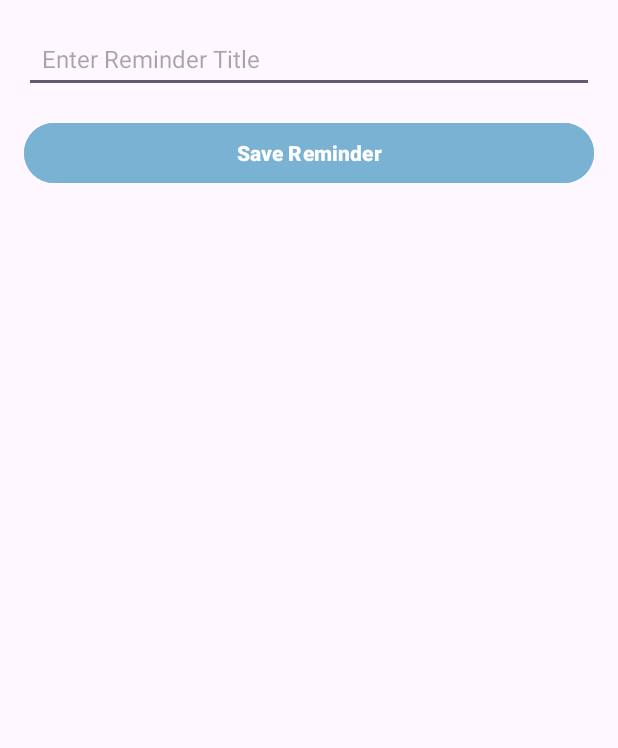
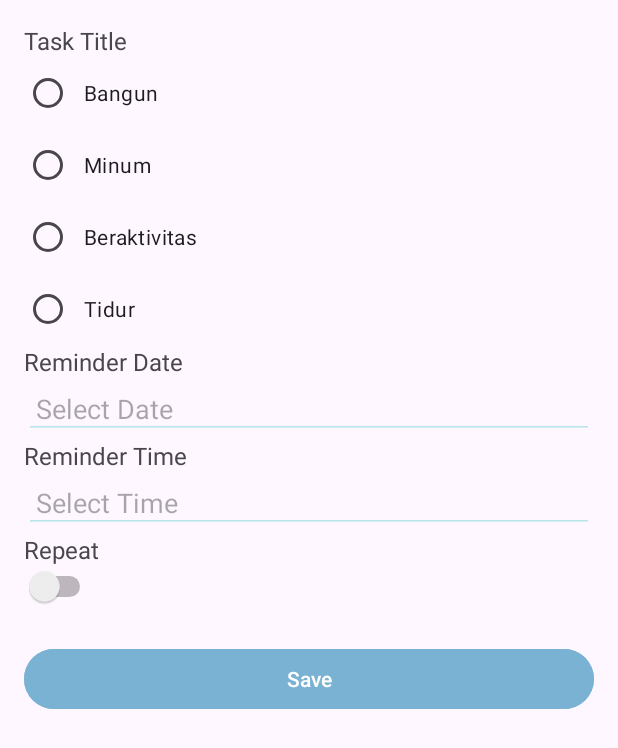
Before and after one commit to adyutaa/SeeHeart, an Android app built with Jetpack Compose: the layout activity_add_reminder.xml on its own in the app's theme, with its tools: preview values and no code run, on a phone screen of 412 x 824 dp. Shown: the top 748 px of the screen. Run offline under Robolectric (Android 15) with nearby library versions, the phone set to English and light mode, and no system bars; Roboto replaces fonts that are not available here.

Commit message:
configuration  activity_add_reminder.xml , activity_reminder.xml , ReminderAdapter.kt, ReminderItem.kt, and itself xml also

```diff
--- a/app/src/main/AndroidManifest.xml
+++ b/app/src/main/AndroidManifest.xml
@@ -30,7 +30,7 @@
         <!-- ReminderActivity -->
         <activity android:name=".ReminderActivity" />
 
-<!--        <activity android:name=".AddReminderActivity" />-->
+       <activity android:name=".AddReminderActivity" />
 
 
         <activity
--- a/app/src/main/res/layout/activity_add_reminder.xml
+++ b/app/src/main/res/layout/activity_add_reminder.xml
@@ -1,37 +1,136 @@
-<?xml version="1.0" encoding="utf-8"?>
 <androidx.constraintlayout.widget.ConstraintLayout
     xmlns:android="http://schemas.android.com/apk/res/android"
     xmlns:app="http://schemas.android.com/apk/res-auto"
+    xmlns:tools="http://schemas.android.com/tools"
     android:layout_width="match_parent"
     android:layout_height="match_parent"
-    android:padding="16dp">
+    android:padding="16dp"
+    tools:context=".AddReminderActivity">
 
-    <!-- Title Input -->
-    <EditText
-        android:id="@+id/editReminderTitle"
+    <!-- Task Title Radio Group -->
+    <TextView
+        android:id="@+id/tvTaskTitleLabel"
+        android:layout_width="wrap_content"
+        android:layout_height="wrap_content"
+        android:text="Task Title"
+        android:textSize="16sp"
+        android:layout_marginBottom="8dp"
+        app:layout_constraintTop_toTopOf="parent"
+        app:layout_constraintStart_toStartOf="parent" />
+
+    <RadioGroup
+        android:id="@+id/rgTaskTitle"
         android:layout_width="0dp"
         android:layout_height="wrap_content"
-        android:hint="Enter Reminder Title"
-        android:padding="12dp"
-
-        android:textSize="16sp"
-        app:layout_constraintTop_toTopOf="parent"
         app:layout_constraintStart_toStartOf="parent"
         app:layout_constraintEnd_toEndOf="parent"
-        app:layout_constraintHorizontal_bias="0.5" />
+        app:layout_constraintTop_toBottomOf="@id/tvTaskTitleLabel"
+        android:orientation="vertical">
+
+        <RadioButton
+            android:id="@+id/rbBangun"
+            android:layout_width="wrap_content"
+            android:layout_height="wrap_content"
+            android:text="Bangun"
+            android:padding="8dp"/>
+
+        <RadioButton
+            android:id="@+id/rbMinum"
+            android:layout_width="wrap_content"
+            android:layout_height="wrap_content"
+            android:text="Minum"
+            android:padding="8dp"/>
+
+        <RadioButton
+            android:id="@+id/rbBeraktivitas"
+            android:layout_width="wrap_content"
+            android:layout_height="wrap_content"
+            android:text="Beraktivitas"
+            android:padding="8dp"/>
+
+        <RadioButton
+            android:id="@+id/rbTidur"
+            android:layout_width="wrap_content"
+            android:layout_height="wrap_content"
+            android:text="Tidur"
+            android:padding="8dp"/>
+    </RadioGroup>
+
+    <!-- Reminder Date -->
+    <TextView
+        android:id="@+id/tvReminderDateLabel"
+        android:layout_width="wrap_content"
+        android:layout_height="wrap_content"
+        android:text="Reminder Date"
+        android:textSize="16sp"
+        android:layout_marginBottom="8dp"
+        app:layout_constraintTop_toBottomOf="@id/rgTaskTitle"
+        app:layout_constraintStart_toStartOf="parent" />
+
+    <EditText
+        android:id="@+id/etReminderDate"
+        android:layout_width="0dp"
+        android:layout_height="wrap_content"
+        android:hint="Select Date"
+        android:focusable="false"
+        android:backgroundTint="@color/primary"
+        android:padding="8dp"
+        app:layout_constraintStart_toStartOf="parent"
+        app:layout_constraintEnd_toEndOf="parent"
+        app:layout_constraintTop_toBottomOf="@id/tvReminderDateLabel" />
+
+    <!-- Reminder Time -->
+    <TextView
+        android:id="@+id/tvReminderTimeLabel"
+        android:layout_width="wrap_content"
+        android:layout_height="wrap_content"
+        android:text="Reminder Time"
+        android:textSize="16sp"
+        android:layout_marginBottom="8dp"
+        app:layout_constraintTop_toBottomOf="@id/etReminderDate"
+        app:layout_constraintStart_toStartOf="parent" />
+
+    <EditText
+        android:id="@+id/etReminderTime"
+        android:layout_width="0dp"
+        android:layout_height="wrap_content"
+        android:hint="Select Time"
+        android:focusable="false"
+        android:backgroundTint="@color/primary"
+        android:padding="8dp"
+        app:layout_constraintStart_toStartOf="parent"
+        app:layout_constraintEnd_toEndOf="parent"
+        app:layout_constraintTop_toBottomOf="@id/tvReminderTimeLabel" />
+
+    <!-- Repeat Option -->
+    <TextView
+        android:id="@+id/tvRepeatLabel"
+        android:layout_width="wrap_content"
+        android:layout_height="wrap_content"
+        android:text="Repeat"
+        android:textSize="16sp"
+        android:layout_marginBottom="8dp"
+        app:layout_constraintTop_toBottomOf="@id/etReminderTime"
+        app:layout_constraintStart_toStartOf="parent" />
+
+    <Switch
+        android:id="@+id/switchRepeat"
+        android:layout_width="wrap_content"
+        android:layout_height="wrap_content"
+        app:layout_constraintStart_toStartOf="parent"
+        app:layout_constraintTop_toBottomOf="@id/tvRepeatLabel" />
 
     <!-- Save Button -->
     <Button
         android:id="@+id/btnSaveReminder"
-        android:layout_width="0dp"
+        android:layout_width="match_parent"
         android:layout_height="wrap_content"
-        android:layout_marginTop="16dp"
+        android:text="Save"
+        android:layout_marginTop="24dp"
         android:backgroundTint="@color/secondary"
-        android:text="Save Reminder"
         android:textColor="@android:color/white"
-        android:textStyle="bold"
-        app:layout_constraintTop_toBottomOf="@id/editReminderTitle"
+        app:layout_constraintTop_toBottomOf="@id/switchRepeat"
         app:layout_constraintStart_toStartOf="parent"
-        app:layout_constraintEnd_toEndOf="parent"
-        app:layout_constraintHorizontal_bias="0.5" />
+        app:layout_constraintEnd_toEndOf="parent" />
+
 </androidx.constraintlayout.widget.ConstraintLayout>
--- a/app/src/main/res/layout/activity_reminder.xml
+++ b/app/src/main/res/layout/activity_reminder.xml
@@ -4,6 +4,7 @@
     xmlns:tools="http://schemas.android.com/tools"
     android:layout_width="match_parent"
     android:layout_height="match_parent"
+    android:background="@drawable/backgroundreminder"
     tools:context=".ReminderActivity">
 
     <!-- Title -->
```
Also changed, not shown: app/src/main/java/com/marshielo/seeheart/AddReminderActivity.kt (added, +83 -0 lines), app/src/main/java/com/marshielo/seeheart/ReminderActivity.kt (+60 -9 lines), app/src/main/java/com/marshielo/seeheart/ReminderAdapter.kt (+4 -4 lines), app/src/main/java/com/marshielo/seeheart/ReminderItem.kt (+15 -3 lines), app/src/main/res/layout/item_reminder.xml (+39 -28 lines), app/src/main/res/drawable/backgroundreminder.png (added).
